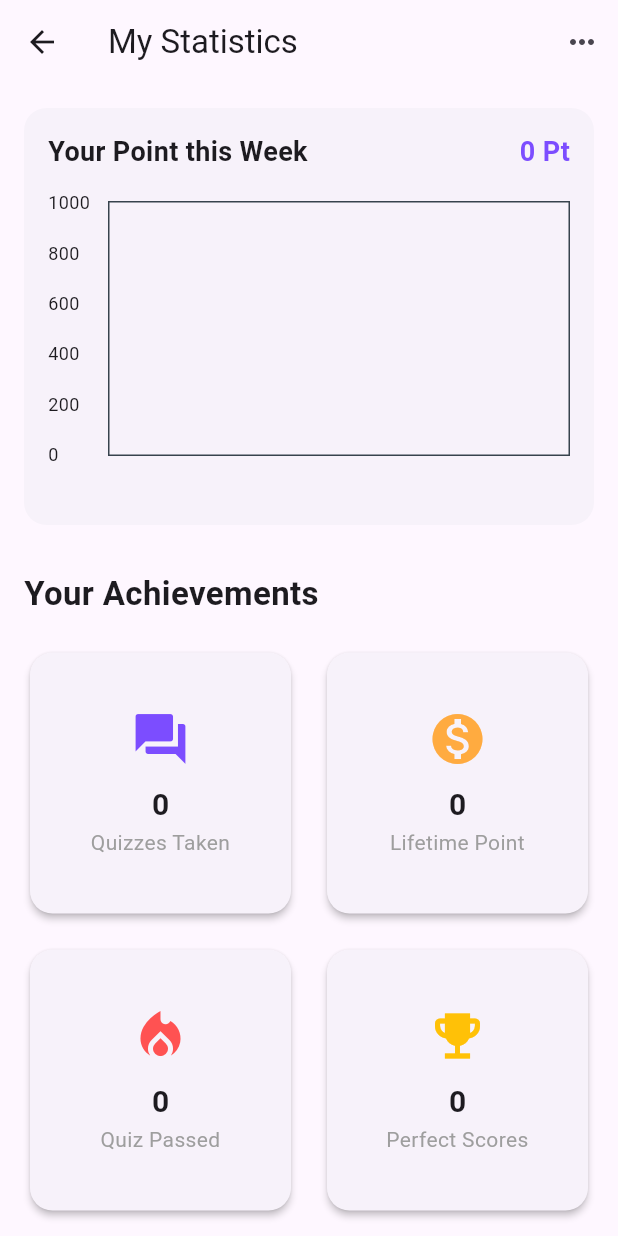
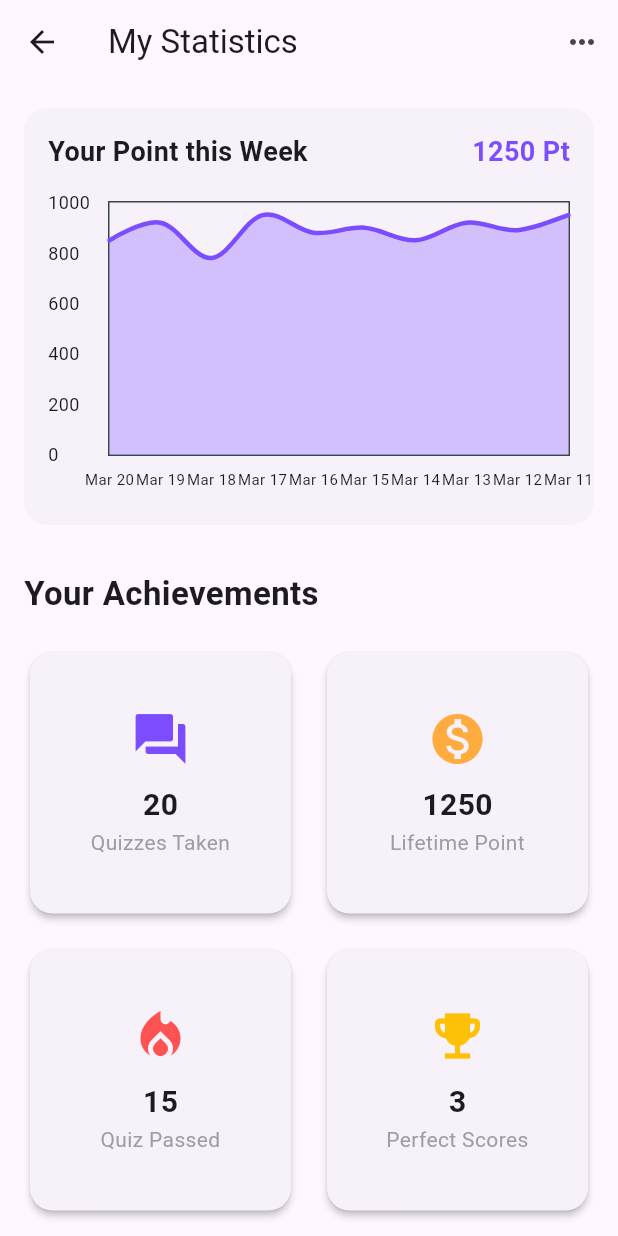
Before and after one commit to Humbert1234/quizo_app, a Flutter app: the PerformanceScreen screen opened directly with empty values, on a phone screen of 412 x 824 dp. Run offline on Flutter 3.47's test engine with Material 3 defaults, Android fonts, the light colour scheme and no system bars; drawn by our look-alikes of fl_chart; our stand-ins replace sqflite; accounts and stored records are empty.

Commit message:
updates the performance page

```diff
--- a/lib/screens/performance_screen.dart
+++ b/lib/screens/performance_screen.dart
@@ -1,10 +1,9 @@
 // ignore_for_file: deprecated_member_use, unnecessary_brace_in_string_interps, prefer_is_empty
 
 import 'package:flutter/material.dart';
-import 'package:quizo_app/database_helper.dart';
-import 'package:intl/intl.dart'; // For date formatting
+import 'package:intl/intl.dart';
 import 'package:fl_chart/fl_chart.dart';
-import 'dart:math'; // Import for max function
+import 'dart:math';
 
 class PerformanceScreen extends StatefulWidget {
   final int userId;
@@ -16,15 +15,25 @@ class PerformanceScreen extends StatefulWidget {
 }
 
 class _PerformanceScreenState extends State<PerformanceScreen> {
-  final DatabaseHelper _databaseHelper = DatabaseHelper();
-  List<Map<String, dynamic>> _performanceHistory = [];
-  bool _isLoading = true;
+  // Static data
+  final int _lifetimePoints = 1250;
+  final int _quizzesPassed = 15;
+  final int _perfectScores = 3;
+  final int _totalQuizzes = 20;
 
-  int _lifetimePoints = 0;
-  int _quizzesPassed = 0;
-  int _perfectScores = 0;
-
-  Map<String, dynamic>? _overallStats;
+  // Static performance data for the last 10 quizzes
+  final List<Map<String, dynamic>> _performanceHistory = [
+    {'date': '2024-03-20', 'quiz_theme': 'History', 'score': 850},
+    {'date': '2024-03-19', 'quiz_theme': 'Science', 'score': 920},
+    {'date': '2024-03-18', 'quiz_theme': 'Mathematics', 'score': 780},
+    {'date': '2024-03-17', 'quiz_theme': 'Literature', 'score': 950},
+    {'date': '2024-03-16', 'quiz_theme': 'General Knowledge', 'score': 880},
+    {'date': '2024-03-15', 'quiz_theme': 'History', 'score': 900},
+    {'date': '2024-03-14', 'quiz_theme': 'Science', 'score': 850},
+    {'date': '2024-03-13', 'quiz_theme': 'Mathematics', 'score': 920},
+    {'date': '2024-03-12', 'quiz_theme': 'Literature', 'score': 890},
+    {'date': '2024-03-11', 'quiz_theme': 'General Knowledge', 'score': 950},
+  ];
 
   List<FlSpot> _recentPerformanceSpots = [];
   List<DateTime> _recentPerformanceDates = [];
@@ -32,29 +41,10 @@ class _PerformanceScreenState extends State<PerformanceScreen> {
   @override
   void initState() {
     super.initState();
-    _loadPerformanceHistory();
+    _prepareChartData();
   }
 
-  void _loadPerformanceHistory() async {
-    final overallStats = await _databaseHelper.getOverallQuizStatistics(
-      widget.userId,
-    );
-    final recentHistory = await _databaseHelper.getPerformanceByUser(
-      widget.userId,
-      limit: 10,
-    );
-
-    setState(() {
-      _overallStats = overallStats;
-      _lifetimePoints = overallStats['lifetime_points'] ?? 0;
-      _quizzesPassed = overallStats['quizzes_passed'] ?? 0;
-      _perfectScores = overallStats['perfect_scores'] ?? 0;
-
-      _performanceHistory =
-          recentHistory; // Only keep recent history for the list
-      _isLoading = false;
-
-      // Prepare data for the chart (last 10 quizzes from recentHistory)
+  void _prepareChartData() {
     _recentPerformanceSpots = [];
     _recentPerformanceDates = [];
     for (int i = 0; i < _performanceHistory.length; i++) {
@@ -64,7 +54,6 @@ class _PerformanceScreenState extends State<PerformanceScreen> {
       );
       _recentPerformanceDates.add(DateTime.parse(entry['date']));
     }
-    });
   }
 
   @override
@@ -87,9 +76,7 @@ class _PerformanceScreenState extends State<PerformanceScreen> {
           ),
         ],
       ),
-      body: _isLoading
-          ? const Center(child: CircularProgressIndicator())
-          : SingleChildScrollView(
+      body: SingleChildScrollView(
         child: Padding(
           padding: const EdgeInsets.all(16.0),
           child: Column(
@@ -139,15 +126,10 @@ class _PerformanceScreenState extends State<PerformanceScreen> {
                                   getTitlesWidget: (value, meta) {
                                     return Text(
                                       value.toInt().toString(),
-                                            style: const TextStyle(
-                                              fontSize: 12,
-                                            ),
+                                      style: const TextStyle(fontSize: 12),
                                     );
                                   },
-                                        interval: _lifetimePoints > 0
-                                            ? (_lifetimePoints / 5)
-                                                  .ceilToDouble()
-                                            : 200,
+                                  interval: 200,
                                   reservedSize: 40,
                                 ),
                               ),
@@ -163,12 +145,8 @@ class _PerformanceScreenState extends State<PerformanceScreen> {
                                       return SideTitleWidget(
                                         axisSide: meta.axisSide,
                                         child: Text(
-                                                DateFormat(
-                                                  'MMM dd',
-                                                ).format(date),
-                                                style: const TextStyle(
-                                                  fontSize: 10,
-                                                ),
+                                          DateFormat('MMM dd').format(date),
+                                          style: const TextStyle(fontSize: 10),
                                         ),
                                       );
                                     }
@@ -193,20 +171,10 @@ class _PerformanceScreenState extends State<PerformanceScreen> {
                               ),
                             ),
                             minX: 0,
-                                  maxX:
-                                      (_recentPerformanceSpots.length > 0
-                                              ? _recentPerformanceSpots.length -
-                                                    1
-                                              : 0)
+                            maxX: (_recentPerformanceSpots.length - 1)
                                 .toDouble(),
                             minY: 0,
-                                  maxY: _recentPerformanceSpots.isNotEmpty
-                                      ? _recentPerformanceSpots
-                                                .map((e) => e.y.toInt())
-                                                .reduce(max)
-                                                .toDouble() *
-                                            1.2
-                                      : 1000,
+                            maxY: 1000,
                             lineBarsData: [
                               LineChartBarData(
                                 spots: _recentPerformanceSpots,
@@ -217,8 +185,9 @@ class _PerformanceScreenState extends State<PerformanceScreen> {
                                 dotData: const FlDotData(show: false),
                                 belowBarData: BarAreaData(
                                   show: true,
-                                        color: Colors.deepPurpleAccent
-                                            .withOpacity(0.3),
+                                  color: Colors.deepPurpleAccent.withOpacity(
+                                    0.3,
+                                  ),
                                 ),
                               ),
                             ],
@@ -232,10 +201,7 @@ class _PerformanceScreenState extends State<PerformanceScreen> {
               const SizedBox(height: 30.0),
               const Text(
                 'Your Achievements',
-                      style: TextStyle(
-                        fontSize: 22.0,
-                        fontWeight: FontWeight.bold,
-                      ),
+                style: TextStyle(fontSize: 22.0, fontWeight: FontWeight.bold),
               ),
               const SizedBox(height: 20.0),
               GridView.count(
@@ -247,54 +213,42 @@ class _PerformanceScreenState extends State<PerformanceScreen> {
                 children: [
                   _buildAchievementCard(
                     Icons.question_answer,
-                          '${_overallStats?['total_quizzes'] ?? 0}',
+                    '$_totalQuizzes',
                     'Quizzes Taken',
                     Colors.deepPurpleAccent,
                   ),
                   _buildAchievementCard(
                     Icons.monetization_on,
-                          '${_lifetimePoints}',
+                    '$_lifetimePoints',
                     'Lifetime Point',
                     Colors.orangeAccent,
                   ),
                   _buildAchievementCard(
                     Icons.local_fire_department,
-                          '${_quizzesPassed}',
+                    '$_quizzesPassed',
                     'Quiz Passed',
                     Colors.redAccent,
                   ),
                   _buildAchievementCard(
                     Icons.emoji_events,
-                          '${_perfectScores}',
+                    '$_perfectScores',
                     'Perfect Scores',
                     Colors.amber,
                   ),
-                        // Removed Icons.ads_click as it's not directly represented in achievements
-                        // _buildAchievementCard(Icons.ads_click, '269', 'Challenge Passed', Colors.greenAccent),
-                        // Removed Fastest Record as quiz duration is not tracked
-                        // _buildAchievementCard(Icons.access_time, '72', 'Fastest Record', Colors.lightBlueAccent),
                 ],
               ),
               const SizedBox(height: 20.0),
-                    if (_performanceHistory.isNotEmpty)
               const Text(
                 'Recent Quiz Performance',
-                        style: TextStyle(
-                          fontSize: 22.0,
-                          fontWeight: FontWeight.bold,
+                style: TextStyle(fontSize: 22.0, fontWeight: FontWeight.bold),
               ),
-                      ),
-                    if (_performanceHistory.isNotEmpty)
               const SizedBox(height: 20.0),
-                    if (_performanceHistory.isNotEmpty)
               ListView.builder(
                 shrinkWrap: true,
                 physics: const NeverScrollableScrollPhysics(),
-                        itemCount: _performanceHistory.reversed.take(10).length,
+                itemCount: _performanceHistory.length,
                 itemBuilder: (context, index) {
-                          final entry = _performanceHistory.reversed
-                              .take(10)
-                              .toList()[index];
+                  final entry = _performanceHistory[index];
                   final DateTime date = DateTime.parse(entry['date']);
                   final String formattedDate = DateFormat(
                     'MMM dd, yyyy - hh:mm a',
```
Lines whose indentation alone changed are shown as unchanged.
